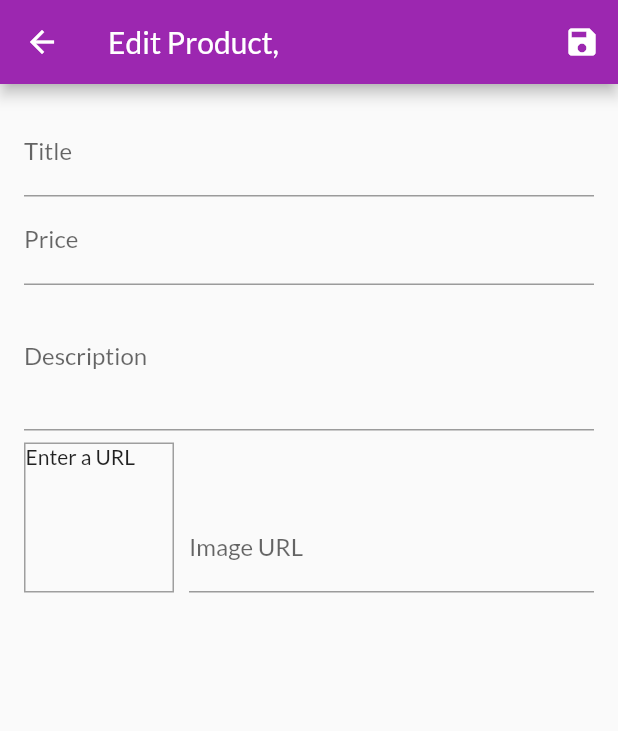
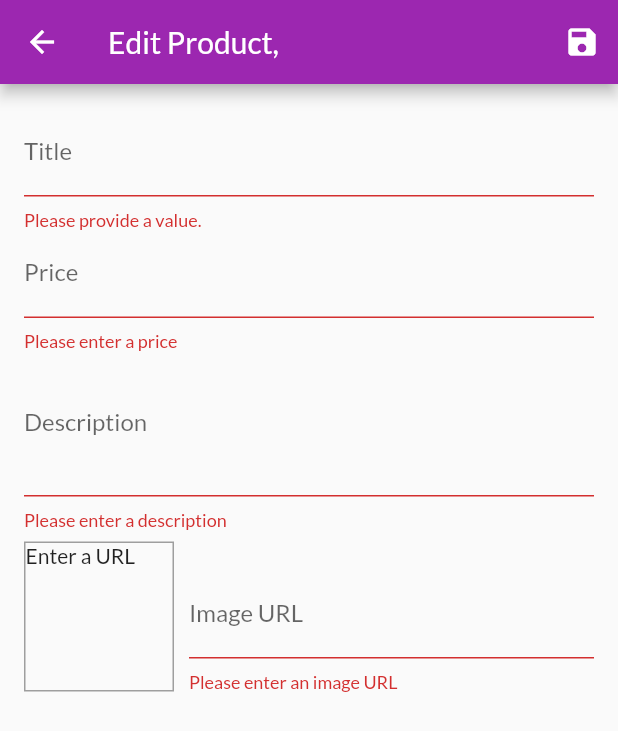
Before and after one commit to FitriantoDwiCahyo/shop-app-new, a Flutter app: the EditProductScreen screen opened by its route, after a tap on the "save" icon, on a phone screen of 412 x 824 dp. Shown: the top 731 px of the screen. Run offline on Flutter 3.47's test engine with Material 2 defaults, Android fonts, the phone set to English and light mode, and no system bars; network calls fail.

Commit message:
modify file add features validation

```diff
--- a/lib/ui/screens/edit_product_screen.dart
+++ b/lib/ui/screens/edit_product_screen.dart
@@ -44,16 +44,23 @@ class _EditProductScreenState extends State<EditProductScreen> {
 
   void _updateImageUrl() {
     if (!_imageUrlFocusNode.hasFocus) {
+      if ((!_imageUrlController.text.startsWith('http') &&
+              _imageUrlController.text.endsWith('https')) ||
+          (!_imageUrlController.text.endsWith('.png') &&
+              !_imageUrlController.text.endsWith('.jpg') &&
+              !_imageUrlController.text.endsWith('.jpeg'))) {
+        return;
+      }
       setState(() {});
     }
   }
 
   void _saveForm() {
+    final isValid = _form.currentState!.validate();
+    if (!isValid) {
+      return;
+    }
     _form.currentState!.save();
-    print(_editedProduct.title);
-    print(_editedProduct.description);
-    print(_editedProduct.price);
-    print(_editedProduct.imageUrl);
   }
 
   @override
@@ -82,6 +89,12 @@ class _EditProductScreenState extends State<EditProductScreen> {
                 onFieldSubmitted: (_) {
                   FocusScope.of(context).requestFocus(_priceFocusNode);
                 },
+                validator: (value) {
+                  if (value!.isEmpty) {
+                    return 'Please provide a value.';
+                  }
+                  return null;
+                },
                 onSaved: (value) {
                   _editedProduct = Product(
                     title: value!,
@@ -100,6 +113,18 @@ class _EditProductScreenState extends State<EditProductScreen> {
                 onFieldSubmitted: (_) {
                   FocusScope.of(context).requestFocus(_descriptionFocusNode);
                 },
+                validator: (value) {
+                  if (value!.isEmpty) {
+                    return 'Please enter a price';
+                  }
+                  if (double.tryParse(value) == null) {
+                    return 'Please enter a valid number.';
+                  }
+                  if (double.parse(value) <= 0) {
+                    return 'Please enter a number greater than zero';
+                  }
+                  return null;
+                },
                 onSaved: (value) {
                   _editedProduct = Product(
                     title: _editedProduct.title,
@@ -115,6 +140,15 @@ class _EditProductScreenState extends State<EditProductScreen> {
                 maxLines: 3,
                 keyboardType: TextInputType.multiline,
                 focusNode: _descriptionFocusNode,
+                validator: (value) {
+                  if (value!.isEmpty) {
+                    return 'Please enter a description';
+                  }
+                  if (value.length < 10) {
+                    return 'Should be at least 10 characters long';
+                  }
+                  return null;
+                },
                 onSaved: (value) {
                   _editedProduct = Product(
                     title: _editedProduct.title,
@@ -162,6 +196,21 @@ class _EditProductScreenState extends State<EditProductScreen> {
                       onFieldSubmitted: (_) {
                         _saveForm();
                       },
+                      validator: (value) {
+                        if (value!.isEmpty) {
+                          return 'Please enter an image URL';
+                        }
+                        if (!value.startsWith('http') &&
+                            !value.startsWith('https')) {
+                          return 'Please enter a valid URL';
+                        }
+                        if (!value.endsWith('.png') &&
+                            !value.endsWith('.jpg') &&
+                            !value.endsWith('.jpeg')) {
+                          return 'Please enter a valid image URL';
+                        }
+                        return null;
+                      },
                       onSaved: (value) {
                         _editedProduct = Product(
                           title: _editedProduct.title,
```
